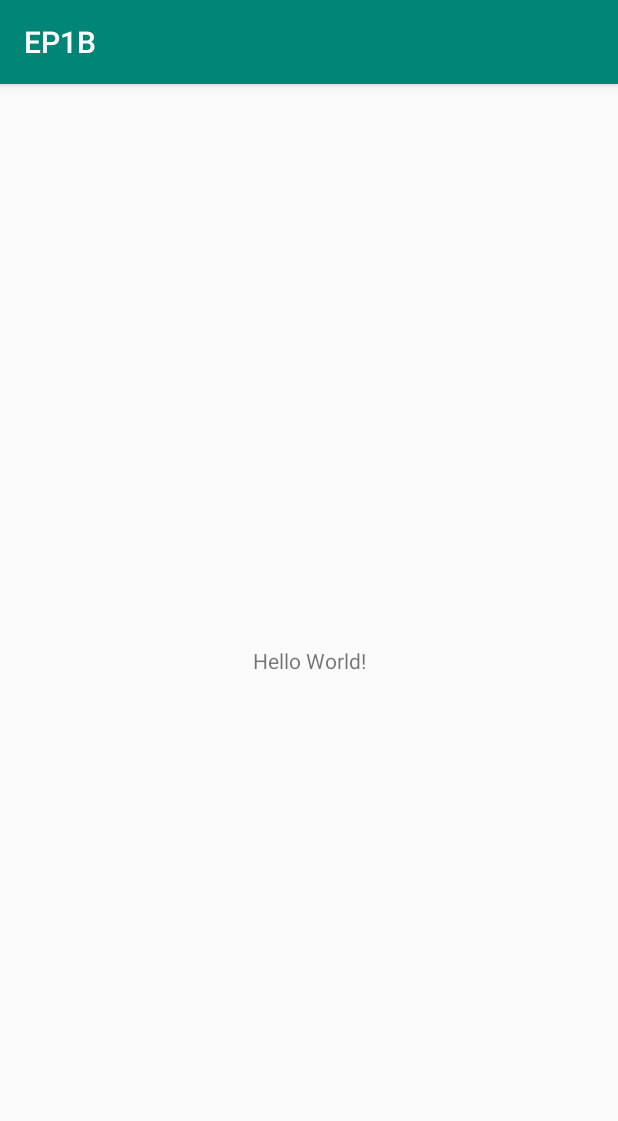
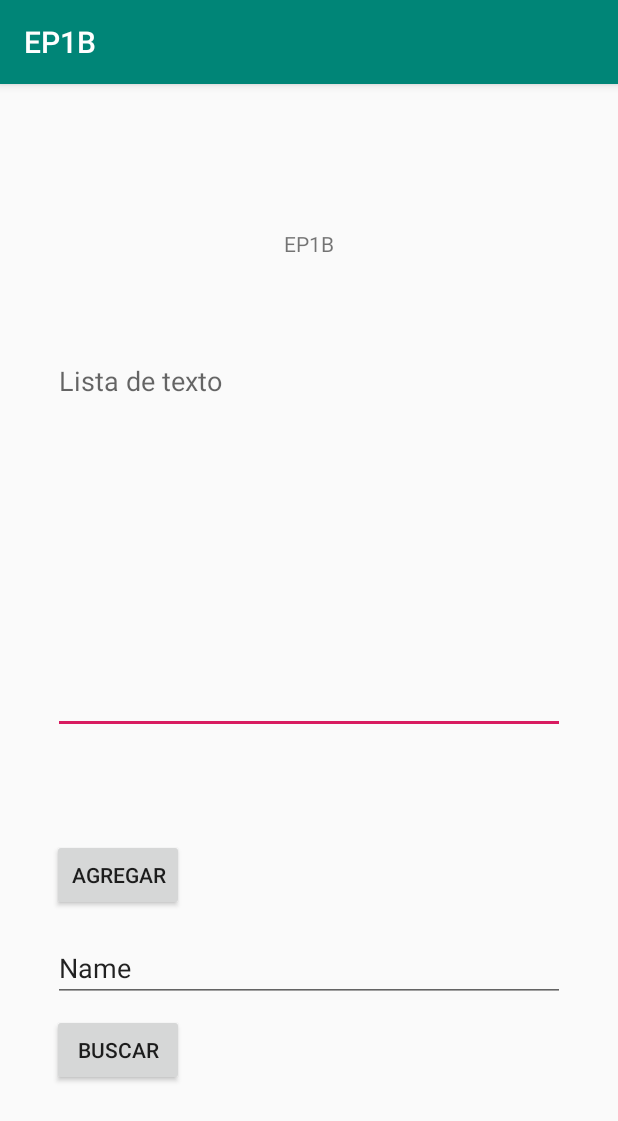
Before and after one commit to Jairop1904/EP1B, an Android app: the screen it shows after launch (MainActivity), on a phone screen of 412 x 824 dp. Shown: the top 1121 px of the screen. Run offline under Robolectric (Android 15) with nearby library versions, the phone set to English and light mode, and no system bars.

Commit message:
Charlie cambios

```diff
--- a/app/src/main/res/layout/activity_main.xml
+++ b/app/src/main/res/layout/activity_main.xml
@@ -7,12 +7,82 @@
     tools:context=".MainActivity">
 
     <TextView
+        android:id="@+id/tv_titulo"
         android:layout_width="wrap_content"
         android:layout_height="wrap_content"
-        android:text="Hello World!"
+        android:layout_marginStart="8dp"
+        android:layout_marginTop="88dp"
+        android:layout_marginEnd="8dp"
+        android:layout_marginBottom="8dp"
+        android:hint="@string/s_tv_titulo"
+        android:text="@string/s_tv_titulo"
+        app:layout_constraintBottom_toTopOf="@+id/mt_texto"
+        app:layout_constraintEnd_toEndOf="parent"
+        app:layout_constraintStart_toStartOf="parent"
+        app:layout_constraintTop_toTopOf="parent"
+        app:layout_constraintVertical_bias="0.803" />
+
+    <EditText
+        android:id="@+id/mt_texto"
+        android:layout_width="341dp"
+        android:layout_height="258dp"
+        android:layout_marginStart="8dp"
+        android:layout_marginTop="42dp"
+        android:layout_marginEnd="8dp"
+        android:layout_marginBottom="8dp"
+        android:ems="10"
+        android:gravity="start|top"
+        android:hint="@string/s_mt_texto"
+        android:inputType="textMultiLine"
+        app:layout_constraintBottom_toTopOf="@+id/bt_agregar"
+        app:layout_constraintEnd_toEndOf="parent"
+        app:layout_constraintStart_toStartOf="parent"
+        app:layout_constraintTop_toBottomOf="@+id/tv_titulo"
+        android:autofillHints="" />
+
+    <Button
+        android:id="@+id/bt_agregar"
+        android:layout_width="wrap_content"
+        android:layout_height="wrap_content"
+        android:layout_marginStart="8dp"
+        android:layout_marginTop="53dp"
+        android:layout_marginEnd="8dp"
+        android:layout_marginBottom="8dp"
+        android:hint="@string/s_bt_agregar"
+        android:text="@string/s_bt_agregar"
+        app:layout_constraintBottom_toTopOf="@+id/tv_texto"
+        app:layout_constraintEnd_toEndOf="parent"
+        app:layout_constraintHorizontal_bias="0.087"
+        app:layout_constraintStart_toStartOf="parent"
+        app:layout_constraintTop_toBottomOf="@+id/mt_texto" />
+
+    <Button
+        android:id="@+id/bt_buscar"
+        android:layout_width="wrap_content"
+        android:layout_height="wrap_content"
+        android:layout_marginStart="8dp"
+        android:layout_marginEnd="8dp"
+        android:layout_marginBottom="100dp"
+        android:hint="@string/s_bt_buscar"
+        android:text="@string/s_bt_buscar"
         app:layout_constraintBottom_toBottomOf="parent"
-        app:layout_constraintLeft_toLeftOf="parent"
-        app:layout_constraintRight_toRightOf="parent"
-        app:layout_constraintTop_toTopOf="parent" />
+        app:layout_constraintEnd_toEndOf="parent"
+        app:layout_constraintHorizontal_bias="0.087"
+        app:layout_constraintStart_toStartOf="parent" />
 
+    <EditText
+        android:id="@+id/tv_texto"
+        android:layout_width="341dp"
+        android:layout_height="44dp"
+        android:layout_marginStart="8dp"
+        android:layout_marginEnd="8dp"
+        android:layout_marginBottom="8dp"
+        android:ems="10"
+        android:hint="@string/s_tv_texto"
+        android:inputType="textPersonName"
+        android:text="@string/name"
+        app:layout_constraintBottom_toTopOf="@+id/bt_buscar"
+        app:layout_constraintEnd_toEndOf="parent"
+        app:layout_constraintStart_toStartOf="parent"
+        android:autofillHints="" />
 </android.support.constraint.ConstraintLayout>
--- a/app/src/main/res/values/strings.xml
+++ b/app/src/main/res/values/strings.xml
@@ -1,3 +1,9 @@
 <resources>
     <string name="app_name">EP1B</string>
+    <string name="s_tv_titulo">EP1B</string>
+    <string name="s_mt_texto">Lista de texto</string>
+    <string name="s_bt_agregar">Agregar</string>
+    <string name="s_tv_texto">Escribir un texto</string>
+    <string name="s_bt_buscar">Buscar</string>
+    <string name="name">Name</string>
 </resources>
```
